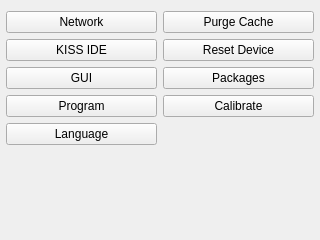
Above: ui/SettingsWidget.ui from kipr/botui before the change. Below: the same form after it.
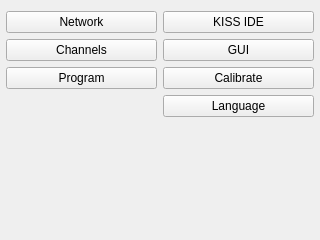
That is the form after the change. Icons and pictures are not drawn.

Commit message: Spearheaded Camera configuration and removed unused package manager stubs

What changed in the file:
```diff
--- a/ui/SettingsWidget.ui
+++ b/ui/SettingsWidget.ui
@@ -39,24 +39,13 @@
         </widget>
        </item>
        <item>
-        <widget class="QPushButton" name="kissIdeSettings">
+        <widget class="QPushButton" name="channels">
          <property name="text">
-          <string>KISS IDE</string>
+          <string>Channels</string>
          </property>
          <property name="icon">
           <iconset resource="../rc/icons.qrc">
-           <normaloff>:/icons/bricks.png</normaloff>:/icons/bricks.png</iconset>
-         </property>
-        </widget>
-       </item>
-       <item>
-        <widget class="QPushButton" name="guiSettings">
-         <property name="text">
-          <string>GUI</string>
-         </property>
-         <property name="icon">
-          <iconset resource="../rc/icons.qrc">
-           <normaloff>:/icons/application_view_tile.png</normaloff>:/icons/application_view_tile.png</iconset>
+           <normaloff>:/icons/television.png</normaloff>:/icons/television.png</iconset>
          </property>
         </widget>
        </item>
@@ -71,17 +60,6 @@
          </property>
         </widget>
        </item>
-       <item>
-        <widget class="QPushButton" name="pushButton">
-         <property name="text">
-          <string>Language</string>
-         </property>
-         <property name="icon">
-          <iconset resource="../rc/icons.qrc">
-           <normaloff>:/icons/world.png</normaloff>:/icons/world.png</iconset>
-         </property>
-        </widget>
-       </item>
        <item>
         <spacer name="verticalSpacer_2">
          <property name="orientation">
@@ -100,9 +78,9 @@
      <item>
       <layout class="QVBoxLayout" name="verticalLayout_2">
        <item>
-        <widget class="QPushButton" name="pushButton_8">
+        <widget class="QPushButton" name="kissIdeSettings">
          <property name="text">
-          <string>Purge Cache</string>
+          <string>KISS IDE</string>
          </property>
          <property name="icon">
           <iconset resource="../rc/icons.qrc">
@@ -111,24 +89,13 @@
         </widget>
        </item>
        <item>
-        <widget class="QPushButton" name="pushButton_7">
+        <widget class="QPushButton" name="guiSettings">
          <property name="text">
-          <string>Reset Device</string>
+          <string>GUI</string>
          </property>
          <property name="icon">
           <iconset resource="../rc/icons.qrc">
-           <normaloff>:/icons/arrow_refresh.png</normaloff>:/icons/arrow_refresh.png</iconset>
-         </property>
-        </widget>
-       </item>
-       <item>
-        <widget class="QPushButton" name="packages">
-         <property name="text">
-          <string>Packages</string>
-         </property>
-         <property name="icon">
-          <iconset resource="../rc/icons.qrc">
-           <normaloff>:/icons/package.png</normaloff>:/icons/package.png</iconset>
+           <normaloff>:/icons/application_view_tile.png</normaloff>:/icons/application_view_tile.png</iconset>
          </property>
         </widget>
        </item>
@@ -143,6 +110,17 @@
          </property>
         </widget>
        </item>
+       <item>
+        <widget class="QPushButton" name="pushButton">
+         <property name="text">
+          <string>Language</string>
+         </property>
+         <property name="icon">
+          <iconset resource="../rc/icons.qrc">
+           <normaloff>:/icons/world.png</normaloff>:/icons/world.png</iconset>
+         </property>
+        </widget>
+       </item>
        <item>
         <spacer name="verticalSpacer">
          <property name="orientation">
```
Left out of the diff: 2 changed lines with no effect on the pictures. The commit also changes 28 other files.
